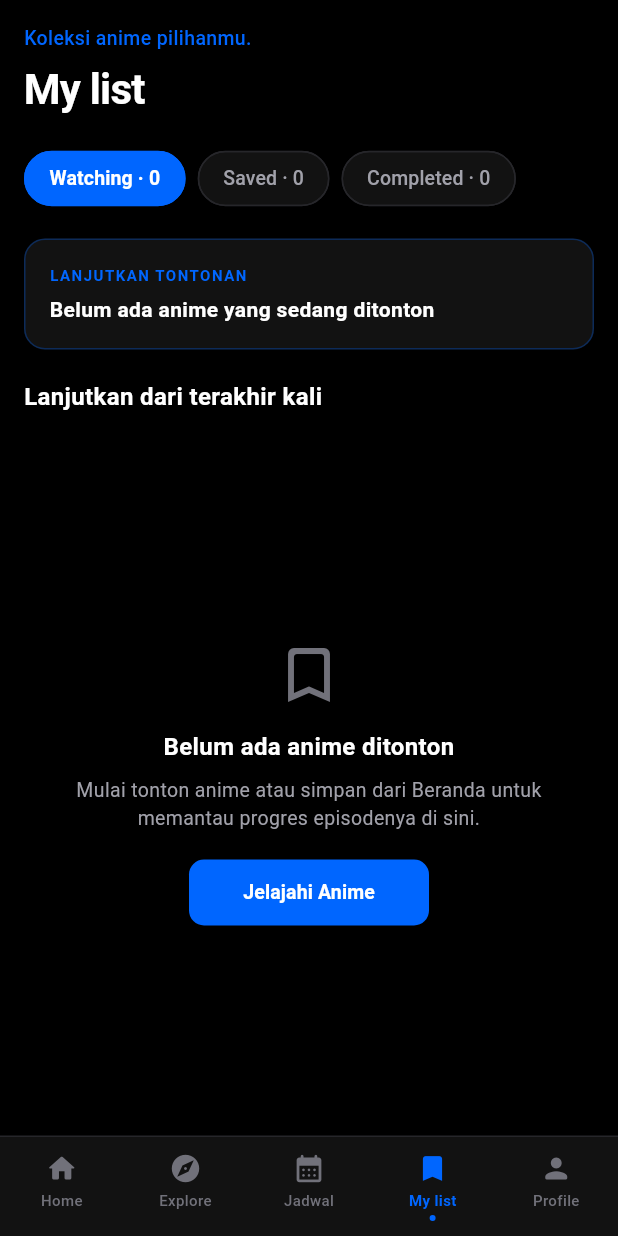
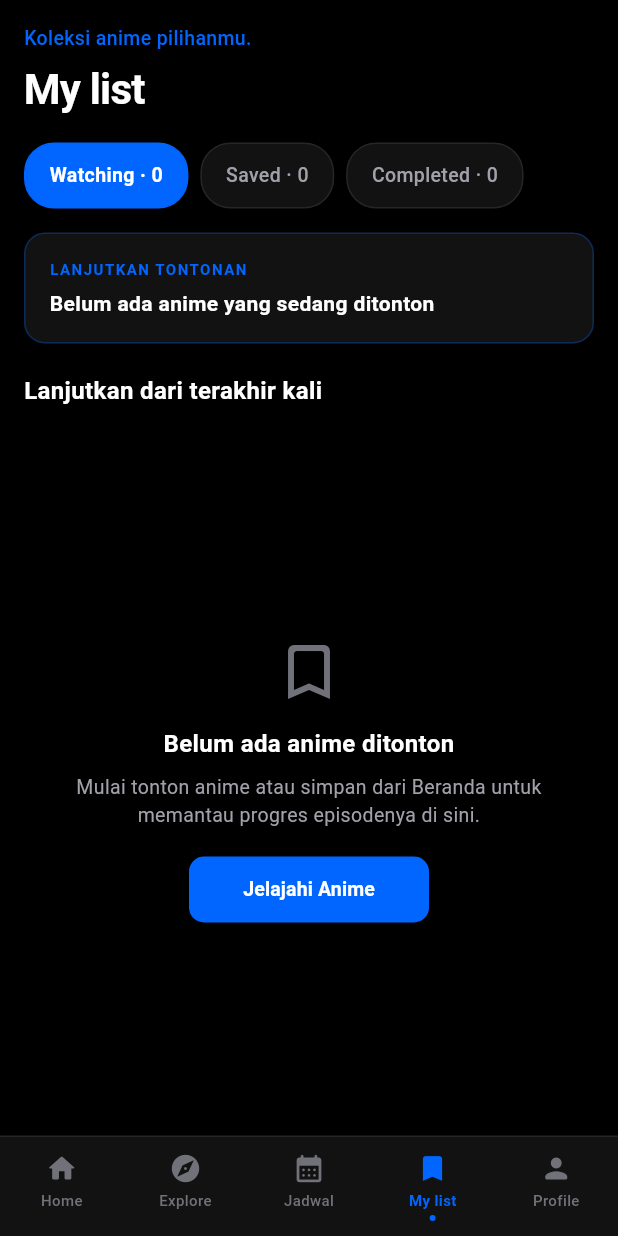
Before and after one commit to andika-x-pplg/nimewa, a Flutter app: the screen it shows after launch, item 4 of the bottom bar chosen, on a phone screen of 412 x 824 dp. Run offline on Flutter 3.47's test engine with Material 3 defaults, Android fonts, the phone set to English and light mode, and no system bars; our stand-ins replace video_player; network calls fail.

Commit message:
fix(my-list): replace ChoiceChip with custom GestureDetector pill to eliminate yellow tap flash

```diff
--- a/lib/presentation/screens/my_list_screen.dart
+++ b/lib/presentation/screens/my_list_screen.dart
@@ -329,52 +329,57 @@ class _MyListScreenState extends State<MyListScreen> {
   }
 
   Widget _buildFilterTabs() {
-    return Theme(
-      data: Theme.of(context).copyWith(
-        splashFactory: NoSplash.splashFactory,
-        splashColor: Colors.transparent,
-        highlightColor: Colors.transparent,
-        hoverColor: Colors.transparent,
-        focusColor: Colors.transparent,
-      ),
-      child: SingleChildScrollView(
+    return SingleChildScrollView(
       scrollDirection: Axis.horizontal,
       child: Row(
         children: MyListStatus.values.map((status) {
           final isSelected = _selectedStatus == status;
           return Padding(
             padding: const EdgeInsets.only(right: 8),
-            child: ConstrainedBox(
-              constraints: const BoxConstraints(minHeight: 44),
-              child: ChoiceChip(
-                label: Text(_tabLabel(status)),
+            child: Semantics(
+              button: true,
               selected: isSelected,
-                onSelected: (_) {
+              child: GestureDetector(
+                behavior: HitTestBehavior.opaque,
+                onTap: () {
                   setState(() {
                     _selectedStatus = status;
                   });
                 },
-                backgroundColor: AppColors.surfaceCard,
-                selectedColor: AppColors.accentBlue,
-                side: BorderSide(
-                  color:
-                      isSelected ? AppColors.accentBlue : AppColors.borderSubtle,
+                child: AnimatedContainer(
+                  duration: const Duration(milliseconds: 160),
+                  constraints: const BoxConstraints(minHeight: 44),
+                  padding: const EdgeInsets.symmetric(
+                    horizontal: 16,
+                    vertical: 10,
                   ),
-                labelStyle: AppTypography.labelLarge.copyWith(
+                  alignment: Alignment.center,
+                  decoration: BoxDecoration(
+                    color: isSelected
+                        ? AppColors.accentBlue
+                        : AppColors.surfaceCard,
+                    borderRadius: BorderRadius.circular(20),
+                    border: Border.all(
+                      color: isSelected
+                          ? AppColors.accentBlue
+                          : AppColors.borderSubtle,
+                    ),
+                  ),
+                  child: Text(
+                    _tabLabel(status),
+                    style: AppTypography.labelLarge.copyWith(
                       color: isSelected
                           ? Colors.white
                           : AppColors.textSecondary,
-                  fontWeight: isSelected ? FontWeight.w600 : FontWeight.w500,
+                      fontWeight:
+                          isSelected ? FontWeight.w600 : FontWeight.w500,
                     ),
-                shape: RoundedRectangleBorder(
-                  borderRadius: BorderRadius.circular(20),
                   ),
-                showCheckmark: false,
+                ),
               ),
             ),
           );
         }).toList(),
-        ),
       ),
     );
   }
```
Lines whose indentation alone changed are shown as unchanged.
